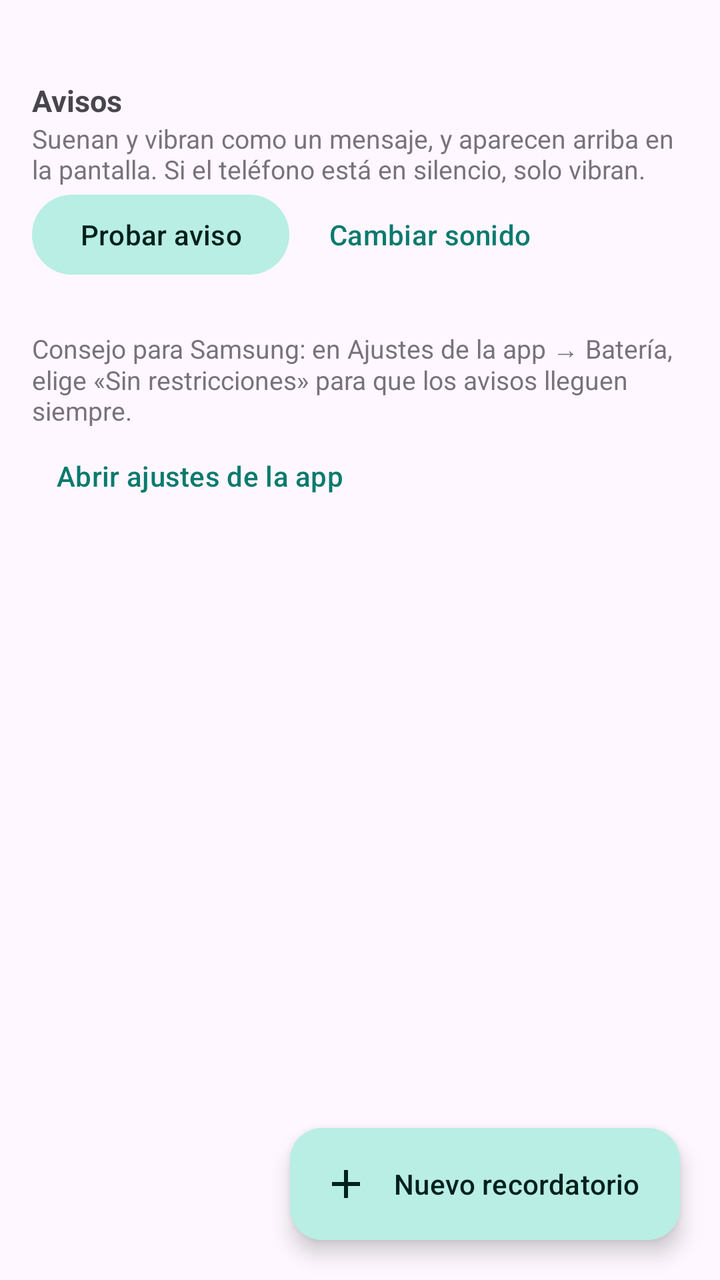
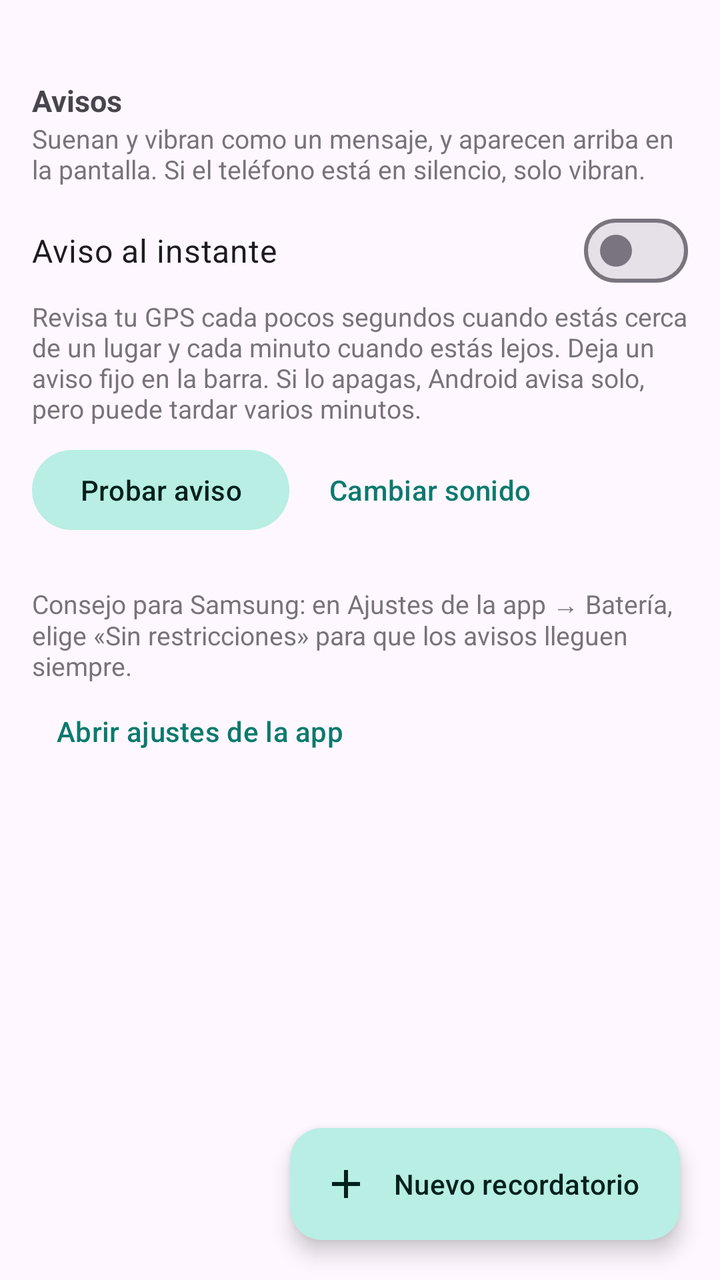

Two renders of the same Android screen: before a commit and after it. Below are the layout's source before the change and the commit's diff.
<!-- AndroidManifest.xml: application theme Theme.Recuerdame -->
<!-- res/layout/activity_main.xml -->
<?xml version="1.0" encoding="utf-8"?>
<FrameLayout xmlns:android="http://schemas.android.com/apk/res/android"
    xmlns:app="http://schemas.android.com/apk/res-auto"
    android:layout_width="match_parent"
    android:layout_height="match_parent"
    android:background="?android:colorBackground">

    <ScrollView
        android:layout_width="match_parent"
        android:layout_height="match_parent"
        android:clipToPadding="false"
        android:paddingBottom="96dp">

        <LinearLayout
            android:layout_width="match_parent"
            android:layout_height="wrap_content"
            android:orientation="vertical"
            android:padding="16dp">

            
            <com.google.android.material.card.MaterialCardView
                android:id="@+id/banner"
                android:layout_width="match_parent"
                android:layout_height="wrap_content"
                android:layout_marginBottom="16dp"
                android:visibility="gone"
                app:cardBackgroundColor="@color/banner_bg"
                app:cardElevation="0dp"
                app:strokeWidth="0dp">

                <LinearLayout
                    android:layout_width="match_parent"
                    android:layout_height="wrap_content"
                    android:orientation="vertical"
                    android:padding="16dp">

                    <TextView
                        android:id="@+id/banner_text"
                        android:layout_width="match_parent"
                        android:layout_height="wrap_content"
                        android:textColor="@color/banner_fg"
                        android:textSize="15sp" />

                    <com.google.android.material.button.MaterialButton
                        android:id="@+id/banner_button"
                        android:layout_width="wrap_content"
                        android:layout_height="wrap_content"
                        android:layout_marginTop="8dp" />
                </LinearLayout>
            </com.google.android.material.card.MaterialCardView>

            
            <LinearLayout
                android:id="@+id/empty_view"
                android:layout_width="match_parent"
                android:layout_height="wrap_content"
                android:gravity="center_horizontal"
                android:orientation="vertical"
                android:paddingTop="48dp"
                android:visibility="gone">

                <ImageView
                    android:layout_width="72dp"
                    android:layout_height="72dp"
                    android:contentDescription="@null"
                    android:src="@drawable/ic_pin"
                    app:tint="?attr/colorPrimary" />

                <TextView
                    android:layout_width="wrap_content"
                    android:layout_height="wrap_content"
                    android:layout_marginTop="16dp"
                    android:text="Todavía no tienes lugares"
                    android:textSize="20sp"
                    android:textStyle="bold" />

                <TextView
                    android:layout_width="wrap_content"
                    android:layout_height="wrap_content"
                    android:layout_marginTop="8dp"
                    android:gravity="center"
                    android:text="Marca un lugar en el mapa y escribe qué tienes que hacer ahí.&#10;&#10;Al llegar: «Comprar pan y leche» cuando pases por el supermercado.&#10;Al salir: «No olvidar el cargador» cuando salgas de casa."
                    android:textSize="15sp" />
            </LinearLayout>

            <LinearLayout
                android:id="@+id/places_container"
                android:layout_width="match_parent"
                android:layout_height="wrap_content"
                android:orientation="vertical" />

            
            <TextView
                android:layout_width="match_parent"
                android:layout_height="wrap_content"
                android:layout_marginTop="24dp"
                android:text="Avisos"
                android:textSize="15sp"
                android:textStyle="bold" />

            <TextView
                android:layout_width="match_parent"
                android:layout_height="wrap_content"
                android:alpha="0.75"
                android:text="Suenan y vibran como un mensaje, y aparecen arriba en la pantalla. Si el teléfono está en silencio, solo vibran."
                android:textSize="13sp" />

            <LinearLayout
                android:layout_width="match_parent"
                android:layout_height="wrap_content"
                android:orientation="horizontal">

                <com.google.android.material.button.MaterialButton
                    android:id="@+id/test_button"
                    style="@style/Widget.Material3.Button.TonalButton"
                    android:layout_width="wrap_content"
                    android:layout_height="wrap_content"
                    android:text="Probar aviso" />

                <com.google.android.material.button.MaterialButton
                    android:id="@+id/sound_button"
                    style="@style/Widget.Material3.Button.TextButton"
                    android:layout_width="wrap_content"
                    android:layout_height="wrap_content"
                    android:layout_marginStart="8dp"
                    android:text="Cambiar sonido" />
            </LinearLayout>

            
            <TextView
                android:layout_width="match_parent"
                android:layout_height="wrap_content"
                android:layout_marginTop="24dp"
                android:alpha="0.75"
                android:text="Consejo para Samsung: en Ajustes de la app → Batería, elige «Sin restricciones» para que los avisos lleguen siempre."
                android:textSize="13sp" />

            <com.google.android.material.button.MaterialButton
                android:id="@+id/battery_button"
                style="@style/Widget.Material3.Button.TextButton"
                android:layout_width="wrap_content"
                android:layout_height="wrap_content"
                android:text="Abrir ajustes de la app" />
        </LinearLayout>
    </ScrollView>

    <com.google.android.material.floatingactionbutton.ExtendedFloatingActionButton
        android:id="@+id/fab_add"
        android:layout_width="wrap_content"
        android:layout_height="wrap_content"
        android:layout_gravity="bottom|end"
        android:layout_margin="20dp"
        android:text="Nuevo recordatorio"
        app:icon="@drawable/ic_add" />
</FrameLayout>
<!-- resources referenced by this layout -->
<resources>
  <color name="banner_bg">#FFF1D6</color>
  <color name="banner_fg">#4A3200</color>
  <!-- drawable ic_add (drawable) -->
  <?xml version="1.0" encoding="utf-8"?>
  <vector xmlns:android="http://schemas.android.com/apk/res/android" android:width="24dp" android:height="24dp" android:viewportWidth="24" android:viewportHeight="24" android:tint="?attr/colorControlNormal">
      <path android:fillColor="@android:color/white" android:pathData="M19,13h-6v6h-2v-6H5v-2h6V5h2v6h6v2z"/>
  </vector>
  <!-- drawable ic_pin (drawable) -->
  <?xml version="1.0" encoding="utf-8"?>
  <vector xmlns:android="http://schemas.android.com/apk/res/android" android:width="24dp" android:height="24dp" android:viewportWidth="24" android:viewportHeight="24" android:tint="?attr/colorControlNormal">
      <path android:fillColor="@android:color/white" android:pathData="M12,2C8.13,2 5,5.13 5,9c0,5.25 7,13 7,13s7,-7.75 7,-13c0,-3.87 -3.13,-7 -7,-7zM12,11.5c-1.38,0 -2.5,-1.12 -2.5,-2.5s1.12,-2.5 2.5,-2.5 2.5,1.12 2.5,2.5 -1.12,2.5 -2.5,2.5z"/>
  </vector>
  <style name="Theme.Recuerdame" parent="Theme.Material3.DayNight">
          <item name="colorPrimary">@color/brand</item>
          <item name="colorOnPrimary">@color/brand_on</item>
          <item name="colorPrimaryContainer">@color/brand_container</item>
          <item name="colorOnPrimaryContainer">@color/brand_on_container</item>
          <item name="colorSecondaryContainer">@color/brand_container</item>
          <item name="colorOnSecondaryContainer">@color/brand_on_container</item>
      </style>
  <color name="brand">#0B7A6E</color>
  <color name="brand_on">#FFFFFF</color>
  <color name="brand_container">#B8EEE4</color>
  <color name="brand_on_container">#00201C</color>
</resources>

<!-- the commit's change to res/layout/activity_main.xml (unified diff, before → after) -->
@@ -105,9 +105,25 @@
                 android:text="Suenan y vibran como un mensaje, y aparecen arriba en la pantalla. Si el teléfono está en silencio, solo vibran."
                 android:textSize="13sp" />
 
+            <com.google.android.material.materialswitch.MaterialSwitch
+                android:id="@+id/instant_switch"
+                android:layout_width="match_parent"
+                android:layout_height="wrap_content"
+                android:layout_marginTop="8dp"
+                android:text="Aviso al instante"
+                android:textSize="16sp" />
+
+            <TextView
+                android:layout_width="match_parent"
+                android:layout_height="wrap_content"
+                android:alpha="0.75"
+                android:text="Revisa tu GPS cada pocos segundos cuando estás cerca de un lugar y cada minuto cuando estás lejos. Deja un aviso fijo en la barra. Si lo apagas, Android avisa solo, pero puede tardar varios minutos."
+                android:textSize="13sp" />
+
             <LinearLayout
                 android:layout_width="match_parent"
                 android:layout_height="wrap_content"
+                android:layout_marginTop="8dp"
                 android:orientation="horizontal">
 
                 <com.google.android.material.button.MaterialButton
